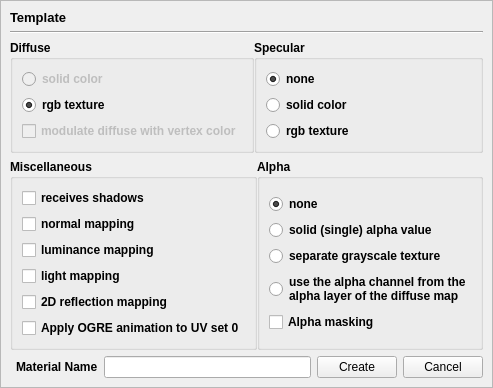
This is bin/data/ui/materialwizard.ui in realXtend/tundra as Qt 5 draws it before an edit. The edited form follows.
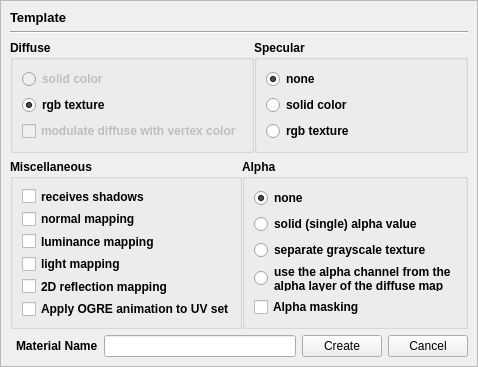
This is the edited form.

Commit message: .ui files inside bin/data with minimum size set

Patch:
```diff
--- a/bin/data/ui/materialwizard.ui
+++ b/bin/data/ui/materialwizard.ui
@@ -6,10 +6,16 @@
    <rect>
     <x>0</x>
     <y>0</y>
-    <width>422</width>
-    <height>349</height>
+    <width>478</width>
+    <height>367</height>
    </rect>
   </property>
+  <property name="minimumSize">
+   <size>
+    <width>478</width>
+    <height>367</height>
+   </size>
+  </property>
   <property name="windowTitle">
    <string>Material Wizard</string>
   </property>
```
The commit also changes 4 other files.
